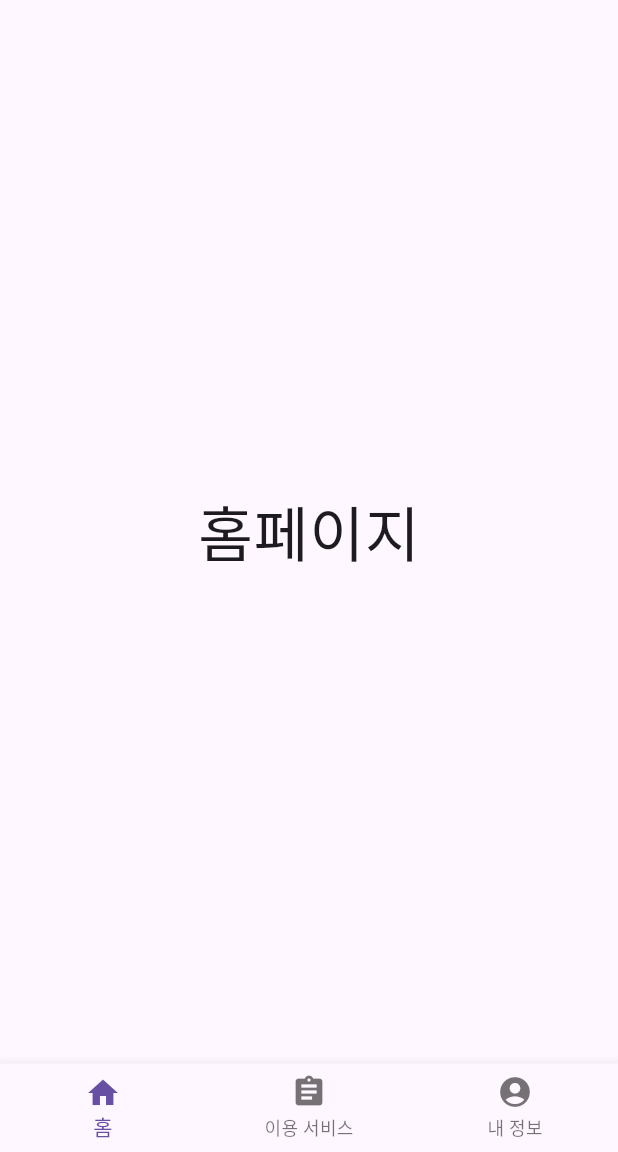
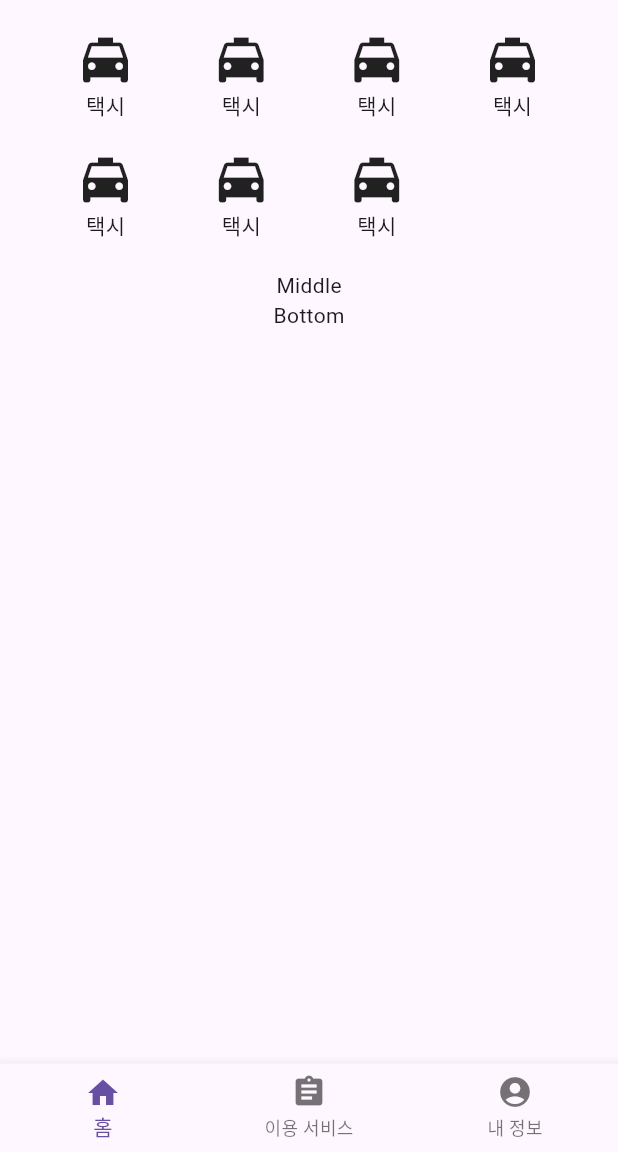
Before and after one commit to cchoiGeon/study-flutter, a Flutter app: the screen it shows after launch, on a phone screen of 412 x 824 dp, the part 84-1236 px from its top. Run offline on Flutter 3.47's test engine with Material 3 defaults, Android fonts, the phone set to English and light mode, and no system bars.

Commit message:
step5: 각 화면 구성

```diff
--- a/lib/main.dart
+++ b/lib/main.dart
@@ -76,12 +76,124 @@ class _MyHomePageState extends State<MyHomePage> {
 class Page1 extends StatelessWidget {
   @override
   Widget build(BuildContext context) {
-    return Center(
-      child: Text(
-        '홈페이지',
-        style: TextStyle(fontSize: 40),
+    return Column(
+      children: [
+        _buildTop(),
+        _buildMiddle(),
+        _buildBottom(),
+      ],
+    );
+  }
+
+  Widget _buildTop(){
+    return Padding(
+      padding: const EdgeInsets.only(top: 20, bottom: 20),
+      child: Column(
+        children: [
+          Row(
+            mainAxisAlignment: MainAxisAlignment.spaceEvenly, // 각 위젯의 간격 조절을 잘해줌
+            children: [
+              GestureDetector(
+                onTap: () {
+                  print('클릭');
+                },
+                child: Column(
+                  children: [
+                    Icon(
+                      Icons.local_taxi,
+                      size: 40,
+                    ),
+                    Text('택시'),
+                  ],
+                ),
+              ),
+              Column(
+                children: [
+                  Icon(
+                    Icons.local_taxi,
+                    size: 40,
+                  ),
+                  Text('택시'),
+                ],
+              ),
+              Column(
+                children: [
+                  Icon(
+                    Icons.local_taxi,
+                    size: 40,
+                  ),
+                  Text('택시'),
+                ],
+              ),
+              Column(
+                children: [
+                  Icon(
+                    Icons.local_taxi,
+                    size: 40,
+                  ),
+                  Text('택시'),
+                ],
+              ),
+            ],
+          ),
+          SizedBox( // 각 Row 간의 간격을 정해줌
+            height: 20,
+          ),
+          Row(
+            mainAxisAlignment: MainAxisAlignment.spaceEvenly, // 각 위젯의 간격 조절을 잘해줌
+            children: [
+              Column(
+                children: [
+                  Icon(
+                    Icons.local_taxi,
+                    size: 40,
+                  ),
+                  Text('택시'),
+                ],
+              ),
+              Column(
+                children: [
+                  Icon(
+                    Icons.local_taxi,
+                    size: 40,
+                  ),
+                  Text('택시'),
+                ],
+              ),
+              Column(
+                children: [
+                  Icon(
+                    Icons.local_taxi,
+                    size: 40,
+                  ),
+                  Text('택시'),
+                ],
+              ),
+              Opacity(
+                opacity: 0.0,
+                child: Column(
+                  children: [
+                    Icon(
+                      Icons.local_taxi,
+                      size: 40,
+                    ),
+                    Text('택시'),
+                  ],
+                ),
+              ),
+            ],
+          ),
+        ],
       ),
     );
+  }
+
+  Widget _buildMiddle(){
+    return Text('Middle');
+  }
+
+  Widget _buildBottom(){
+    return Text('Bottom');
   }
 }
 
```
